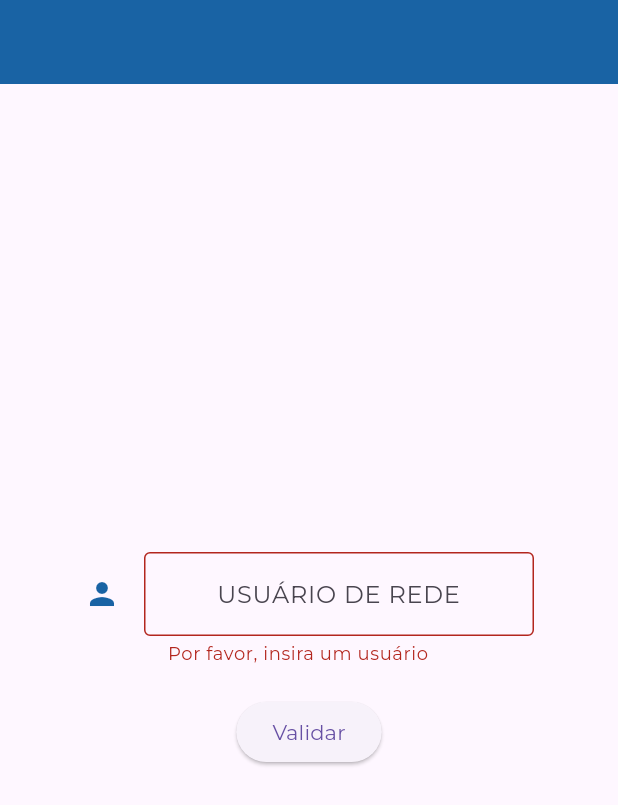
After one commit to owilliangoncalves/EHI, a Flutter app: the screen it shows after launch, after a tap on "Validar", on a phone screen of 412 x 824 dp. The commit adds this screen. Shown: the top 805 px of the screen. Run offline on Flutter 3.47's test engine with Material 3 defaults, Android fonts, the phone set to English and light mode, and no system bars; project files that could hold a hidden picture were left out.

Commit message:
Refatorado o forms para um widget para forms

```diff
--- /dev/null
+++ b/lib/widgets/forms_login.dart
@@ -0,0 +1,71 @@
+import 'package:ehi_system/themes/colors.dart';
+import 'package:ehi_system/themes/texts.dart';
+import 'package:flutter/material.dart';
+
+class FormsLogin extends StatefulWidget {
+  const FormsLogin({super.key});
+
+  @override
+  State<FormsLogin> createState() => _FormsLoginState();
+}
+
+class _FormsLoginState extends State<FormsLogin> {
+  @override
+  Widget build(BuildContext context) {
+    //Cria a key que controla o formulário. Essencial para uso do validator.
+    // ignore: no_leading_underscores_for_local_identifiers
+    final _formKey = GlobalKey<FormState>();
+    return Scaffold(
+      body: Center(
+        //envolve os campos do fomrs. Necessário para o validator.
+        child: Form(
+          // key privada do formulário.
+          key: _formKey,
+          // coluna única que contém o formulário.
+          child: Column(
+            //alinhamento vertical.
+            mainAxisAlignment: MainAxisAlignment.center,
+            children: [
+              // define o tamanho da box do formulário de login
+              SizedBox(
+                width: 300,
+
+                child:
+                    //campos do formulário
+                    TextFormField(
+                      textAlign: TextAlign.center,
+                      validator: (value) {
+                        if (value == null || value.isEmpty) {
+                          return 'Por favor, insira um usuário';
+                        }
+
+                        return null;
+                      },
+                      decoration:
+                          //Define o ícone a esquerda do campo
+                          InputDecoration(
+                            border: const OutlineInputBorder(),
+                            hintText: hintTextFormUser,
+                            icon: const Icon(Icons.person),
+                            iconColor: azul60,
+                          ),
+                    ),
+              ),
+              const SizedBox(height: 20),
+              ElevatedButton(
+                onPressed: () {
+                  if (_formKey.currentState!.validate()) {
+                    ScaffoldMessenger.of(context).showSnackBar(
+                      const SnackBar(content: Text('Processando Dados...')),
+                    );
+                  }
+                },
+                child: const Text('Validar'),
+              ),
+            ],
+          ),
+        ),
+      ),
+    );
+  }
+}
```
Also changed, not shown: lib/screens/home.dart (+2 -61 lines).
